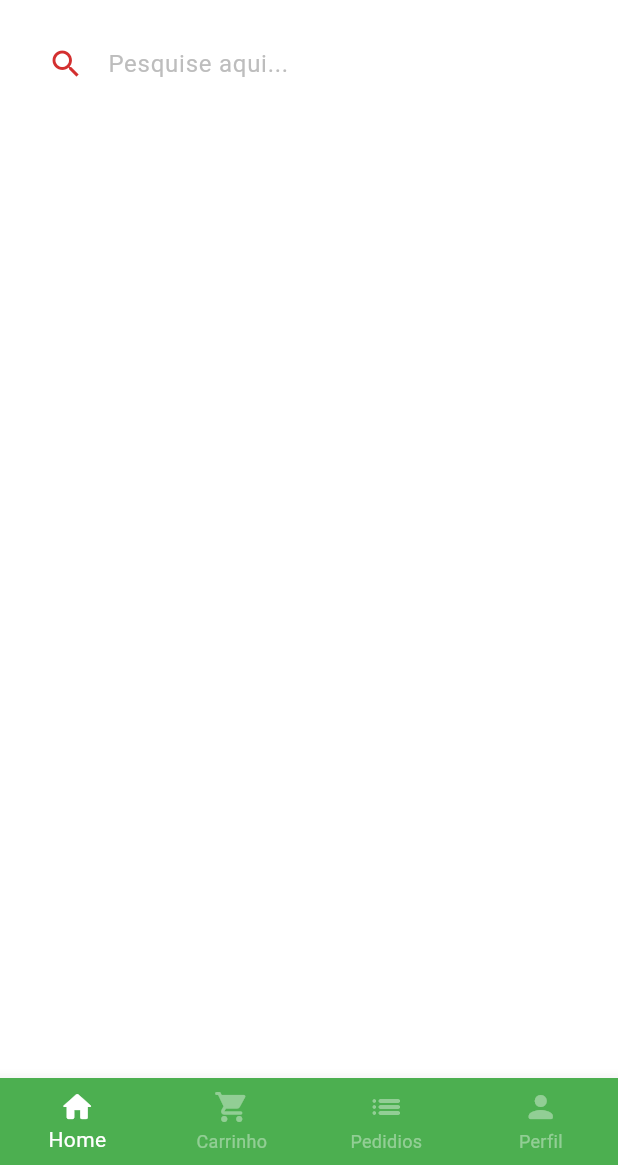
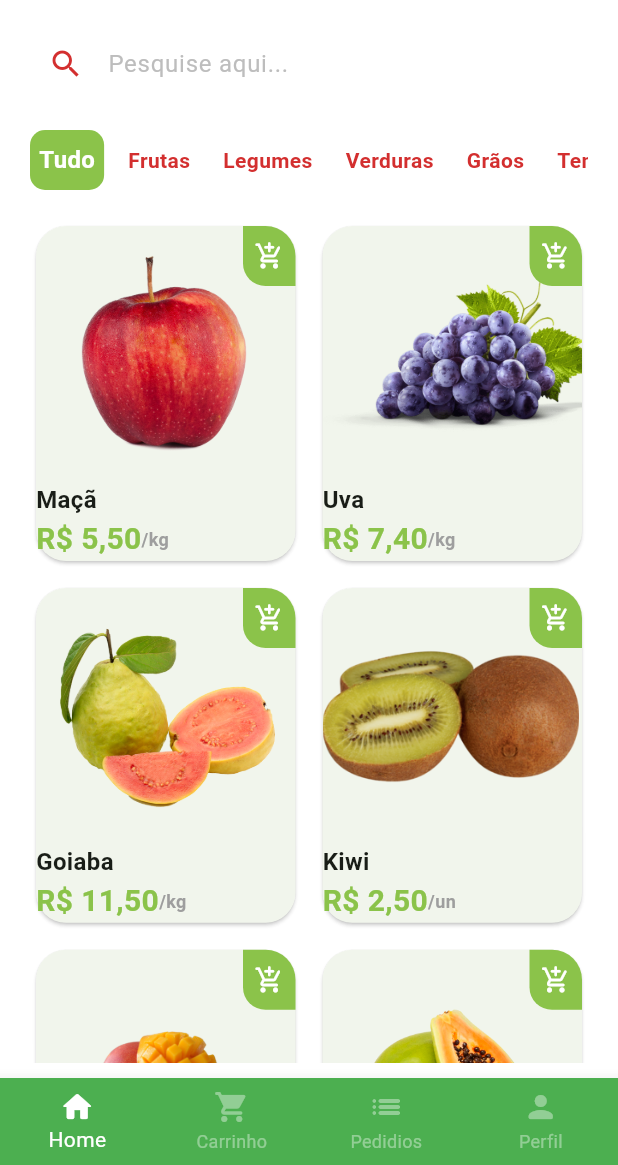
Before and after one commit to maisaamadeu/greengrocer, a Flutter app: the screen it shows after launch, after a tap on "Entrar", on a phone screen of 412 x 824 dp, the part 71-1236 px from its top. Run offline on Flutter 3.47's test engine with Material 2 defaults, Android fonts, the phone set to English and light mode, and no system bars; our stand-ins replace animated_text_kit, flutter_multi_formatter.

Commit message:
home screen finished

```diff
--- /dev/null
+++ b/lib/src/models/item_model.dart
@@ -0,0 +1,17 @@
+class ItemModel {
+  final String itemName;
+  final String imgUrl;
+  final String unit;
+  final double price;
+  final String description;
+  final String category;
+
+  ItemModel({
+    required this.itemName,
+    required this.imgUrl,
+    required this.unit,
+    required this.price,
+    required this.description,
+    required this.category,
+  });
+}
--- a/lib/src/screens/home/home_screen.dart
+++ b/lib/src/screens/home/home_screen.dart
@@ -1,15 +1,27 @@
 import 'package:flutter/material.dart';
+import 'package:greengrocer/src/shared/data/app_data.dart';
 import 'package:greengrocer/src/shared/theme/app_colors.dart';
+import 'package:greengrocer/src/shared/widgets/category_tile_widget.dart';
+import 'package:greengrocer/src/shared/widgets/item_tile_widget.dart';
 
-class HomeScreen extends StatelessWidget {
+class HomeScreen extends StatefulWidget {
   const HomeScreen({super.key});
+
+  @override
+  State<HomeScreen> createState() => _HomeScreenState();
+}
+
+class _HomeScreenState extends State<HomeScreen> {
+  String selectedCategory = 'Tudo';
 
   @override
   Widget build(BuildContext context) {
     return Scaffold(
+      //APP BAR
       appBar: AppBar(
         centerTitle: true,
         backgroundColor: Colors.transparent,
+        scrolledUnderElevation: 0,
         title: Text.rich(
           TextSpan(
             style: const TextStyle(
@@ -63,6 +75,7 @@ class HomeScreen extends StatelessWidget {
         ),
         child: Column(
           children: [
+            //CAMPO DE PESQUISA
             TextFormField(
               decoration: InputDecoration(
                 fillColor: Colors.white,
@@ -85,6 +98,56 @@ class HomeScreen extends StatelessWidget {
                 ),
               ),
             ),
+
+            const SizedBox(
+              height: 20,
+            ),
+
+            //CATEGORIES
+            SizedBox(
+              height: 40,
+              child: ListView.separated(
+                itemBuilder: (context, index) => CategoryTileWidget(
+                  category: AppData().categories[index],
+                  isSelected: AppData().categories[index].toLowerCase() ==
+                          selectedCategory.toLowerCase()
+                      ? true
+                      : false,
+                  onPressed: () {
+                    setState(() {
+                      selectedCategory = AppData().categories[index];
+                    });
+                  },
+                ),
+                separatorBuilder: (context, index) => const SizedBox(
+                  width: 10,
+                ),
+                itemCount: AppData().categories.length,
+                scrollDirection: Axis.horizontal,
+                shrinkWrap: true,
+              ),
+            ),
+
+            const SizedBox(
+              height: 20,
+            ),
+
+            //GRID
+            Expanded(
+              child: GridView.builder(
+                gridDelegate: const SliverGridDelegateWithFixedCrossAxisCount(
+                  crossAxisCount: 2,
+                  mainAxisSpacing: 10,
+                  crossAxisSpacing: 10,
+                  childAspectRatio: 0.7826086956521739,
+                ),
+                itemCount:
+                    AppData().getItems(category: selectedCategory).length,
+                itemBuilder: (context, index) => ItemTileWidget(
+                  item: AppData().getItems()[index],
+                ),
+              ),
+            ),
           ],
         ),
       ),
--- /dev/null
+++ b/lib/src/shared/data/app_data.dart
@@ -0,0 +1,96 @@
+import 'package:greengrocer/src/models/item_model.dart';
+
+class AppData {
+  ItemModel apple = ItemModel(
+    description:
+        'A melhor maçã da região e que conta com o melhor preço de qualquer quitanda. Este item conta com vitaminas essenciais para o fortalecimento corporal, resultando em uma vida saudável.',
+    imgUrl: 'assets/images/fruits/apple.png',
+    itemName: 'Maçã',
+    price: 5.5,
+    unit: 'kg',
+    category: 'Frutas',
+  );
+
+  ItemModel grape = ItemModel(
+    imgUrl: 'assets/images/fruits/grape.png',
+    itemName: 'Uva',
+    price: 7.4,
+    unit: 'kg',
+    category: 'Frutas',
+    description:
+        'A melhor uva da região e que conta com o melhor preço de qualquer quitanda. Este item conta com vitaminas essenciais para o fortalecimento corporal, resultando em uma vida saudável.',
+  );
+
+  ItemModel guava = ItemModel(
+    imgUrl: 'assets/images/fruits/guava.png',
+    itemName: 'Goiaba',
+    price: 11.5,
+    unit: 'kg',
+    category: 'Frutas',
+    description:
+        'A melhor goiaba da região e que conta com o melhor preço de qualquer quitanda. Este item conta com vitaminas essenciais para o fortalecimento corporal, resultando em uma vida saudável.',
+  );
+
+  ItemModel kiwi = ItemModel(
+    imgUrl: 'assets/images/fruits/kiwi.png',
+    itemName: 'Kiwi',
+    price: 2.5,
+    unit: 'un',
+    category: 'Frutas',
+    description:
+        'O melhor kiwi da região e que conta com o melhor preço de qualquer quitanda. Este item conta com vitaminas essenciais para o fortalecimento corporal, resultando em uma vida saudável.',
+  );
+
+  ItemModel mango = ItemModel(
+    imgUrl: 'assets/images/fruits/mango.png',
+    itemName: 'Manga',
+    price: 2.5,
+    unit: 'un',
+    category: 'Frutas',
+    description:
+        'A melhor manga da região e que conta com o melhor preço de qualquer quitanda. Este item conta com vitaminas essenciais para o fortalecimento corporal, resultando em uma vida saudável.',
+  );
+
+  ItemModel papaya = ItemModel(
+    imgUrl: 'assets/images/fruits/papaya.png',
+    itemName: 'Mamão papaya',
+    price: 8,
+    unit: 'kg',
+    category: 'Frutas',
+    description:
+        'O melhor mamão da região e que conta com o melhor preço de qualquer quitanda. Este item conta com vitaminas essenciais para o fortalecimento corporal, resultando em uma vida saudável.',
+  );
+
+  List<ItemModel> getItems({String? category}) {
+    List<ItemModel> itemsNoFilter = [
+      apple,
+      grape,
+      guava,
+      kiwi,
+      mango,
+      papaya,
+    ];
+
+    if (category == null || category == 'Tudo') return itemsNoFilter;
+
+    List<ItemModel> itemsFiltered = [];
+
+    for (var item in itemsNoFilter) {
+      if (item.category.toLowerCase() == category.toLowerCase()) {
+        itemsFiltered.add(item);
+      }
+    }
+
+    return itemsFiltered;
+  }
+
+  List<String> categories = [
+    'Tudo',
+    'Frutas',
+    'Legumes',
+    'Verduras',
+    'Grãos',
+    'Temperos',
+    'Diversos',
+  ];
+}
--- /dev/null
+++ b/lib/src/shared/services/utils_services.dart
@@ -0,0 +1,8 @@
+import 'package:intl/intl.dart';
+
+class UtilsServices {
+  String priceToCurrency(double price) {
+    NumberFormat numberFormat = NumberFormat.simpleCurrency(locale: 'pt_br');
+    return numberFormat.format(price);
+  }
+}
--- /dev/null
+++ b/lib/src/shared/widgets/category_tile_widget.dart
@@ -0,0 +1,39 @@
+import 'package:flutter/material.dart';
+import 'package:greengrocer/src/shared/theme/app_colors.dart';
+
+class CategoryTileWidget extends StatelessWidget {
+  const CategoryTileWidget(
+      {super.key,
+      required this.category,
+      required this.isSelected,
+      required this.onPressed});
+
+  final String category;
+  final bool isSelected;
+  final VoidCallback onPressed;
+
+  @override
+  Widget build(BuildContext context) {
+    return InkWell(
+      onTap: onPressed,
+      child: Container(
+        decoration: BoxDecoration(
+          color: isSelected ? AppColors.customSwatchColor : null,
+          borderRadius: BorderRadius.circular(10),
+        ),
+        alignment: Alignment.center,
+        padding: const EdgeInsets.symmetric(
+          horizontal: 6,
+        ),
+        child: Text(
+          category,
+          style: TextStyle(
+            color: isSelected ? Colors.white : AppColors.customContrastColor,
+            fontWeight: FontWeight.bold,
+            fontSize: isSelected ? 16 : 14,
+          ),
+        ),
+      ),
+    );
+  }
+}
--- /dev/null
+++ b/lib/src/shared/widgets/item_tile_widget.dart
@@ -0,0 +1,87 @@
+import 'package:flutter/material.dart';
+import 'package:greengrocer/src/models/item_model.dart';
+import 'package:greengrocer/src/shared/services/utils_services.dart';
+import 'package:greengrocer/src/shared/theme/app_colors.dart';
+
+class ItemTileWidget extends StatelessWidget {
+  const ItemTileWidget({super.key, required this.item});
+
+  final ItemModel item;
+
+  @override
+  Widget build(BuildContext context) {
+    return Stack(
+      children: [
+        Card(
+          elevation: 1,
+          shadowColor: Colors.grey.shade300,
+          shape: RoundedRectangleBorder(
+            borderRadius: BorderRadius.circular(20),
+          ),
+          child: Column(
+            crossAxisAlignment: CrossAxisAlignment.start,
+            children: [
+              //Image
+              Expanded(
+                child: Image.asset(item.imgUrl),
+              ),
+
+              //Name
+              Text(
+                item.itemName,
+                style: const TextStyle(
+                  fontWeight: FontWeight.bold,
+                  fontSize: 16,
+                ),
+              ),
+
+              //Price - Unit
+              Row(
+                children: [
+                  Text(
+                    UtilsServices().priceToCurrency(item.price),
+                    style: TextStyle(
+                      fontWeight: FontWeight.bold,
+                      fontSize: 20,
+                      color: AppColors.customSwatchColor,
+                    ),
+                  ),
+                  Text(
+                    '/${item.unit}',
+                    style: TextStyle(
+                      color: Colors.grey.shade500,
+                      fontWeight: FontWeight.bold,
+                      fontSize: 12,
+                    ),
+                  ),
+                ],
+              ),
+            ],
+          ),
+        ),
+        Positioned(
+          top: 4,
+          right: 4,
+          child: InkWell(
+            onTap: () {},
+            child: Container(
+              height: 40,
+              width: 35,
+              decoration: BoxDecoration(
+                  color: AppColors.customSwatchColor,
+                  borderRadius: const BorderRadius.only(
+                    bottomLeft: Radius.circular(15),
+                    topRight: Radius.circular(20),
+                  )),
+              child: const Icon(
+                Icons.add_shopping_cart_rounded,
+                color: Colors.white,
+                size: 20,
+              ),
+            ),
+          ),
+        ),
+      ],
+    );
+  }
+}
--- a/pubspec.yaml
+++ b/pubspec.yaml
@@ -37,6 +37,7 @@ dependencies:
   cupertino_icons: ^1.0.2
   animated_text_kit: ^4.2.2
   flutter_multi_formatter: ^2.11.5
+  intl: ^0.18.1
 
 dev_dependencies:
   flutter_test:
@@ -61,9 +62,8 @@ flutter:
   uses-material-design: true
 
   # To add assets to your application, add an assets section, like this:
-  # assets:
-  #   - images/a_dot_burr.jpeg
-  #   - images/a_dot_ham.jpeg
+  assets:
+    - assets/images/fruits/
 
   # An image asset can refer to one or more resolution-specific "variants", see
   # https://flutter.dev/assets-and-images/#resolution-aware
```
Also changed, not shown: assets/images/fruits/apple.png (added), assets/images/fruits/grape.png (added), assets/images/fruits/guava.png (added), assets/images/fruits/kiwi.png (added), assets/images/fruits/mango.png (added), assets/images/fruits/papaya.png (added), pubspec.lock.
